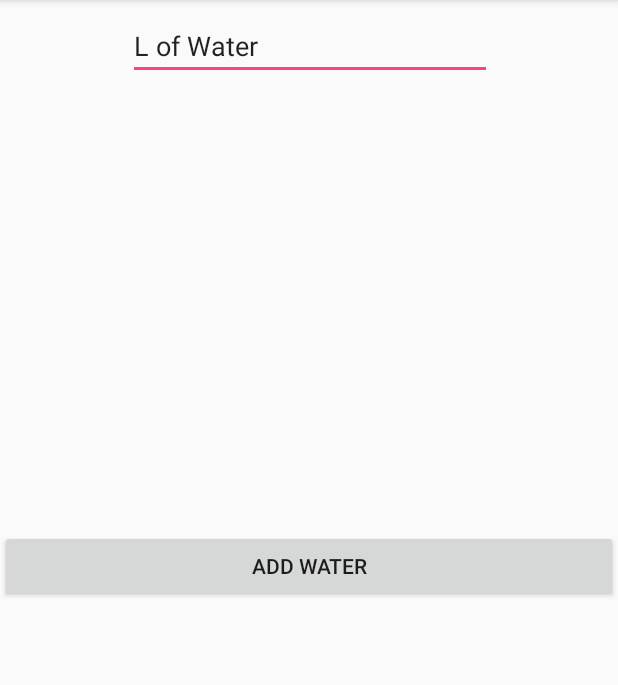
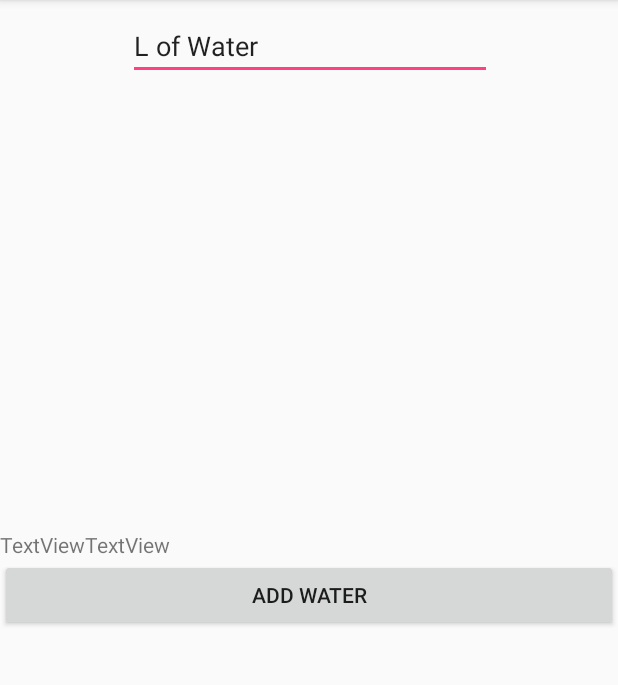
Before and after one commit to GF3R/Waterhub, an Android app: the screen it shows after launch (MainActivity), on a phone screen of 412 x 824 dp, the part 84-769 px from its top. Run offline under Robolectric (Android 15) with nearby library versions, the phone set to English and light mode, and no system bars; our stand-ins replace Firebase (no records; nobody signed in at launch, a user with empty details on screens opened directly); libraries missing offline, so code that uses them is left out: org.eclipse.paho; 4 statements that could not run were skipped.

Commit message:
small changes

```diff
--- a/WaterhubApp/app/src/main/res/layout/content_main.xml
+++ b/WaterhubApp/app/src/main/res/layout/content_main.xml
@@ -34,6 +34,26 @@
             app:layout_constraintVertical_bias="1.0" />
 
         <LinearLayout
+            android:layout_width="wrap_content"
+            android:layout_height="wrap_content"
+            android:orientation="horizontal">
+
+            <TextView
+                android:id="@+id/textView"
+                android:layout_width="wrap_content"
+                android:layout_height="wrap_content"
+                android:layout_weight="1"
+                android:text="TextView" />
+
+            <TextView
+                android:id="@+id/textView2"
+                android:layout_width="wrap_content"
+                android:layout_height="wrap_content"
+                android:layout_weight="1"
+                android:text="TextView" />
+        </LinearLayout>
+
+        <LinearLayout
             android:layout_width="match_parent"
             android:layout_height="match_parent"
             android:orientation="horizontal">
--- a/WaterhubApp/build.gradle
+++ b/WaterhubApp/build.gradle
@@ -12,6 +12,7 @@ buildscript {
 
         // NOTE: Do not place your application dependencies here; they belong
         // in the individual module build.gradle files
+        classpath 'com.google.gms:google-services:3.1.1'
     }
 }
 
```
Also changed, not shown: WaterhubApp/app/build.gradle (+6 -2 lines), WaterhubApp/app/src/main/java/ch/gf3r/waterhubapp/MainActivity.java (+42 -2 lines), 1 other file.
